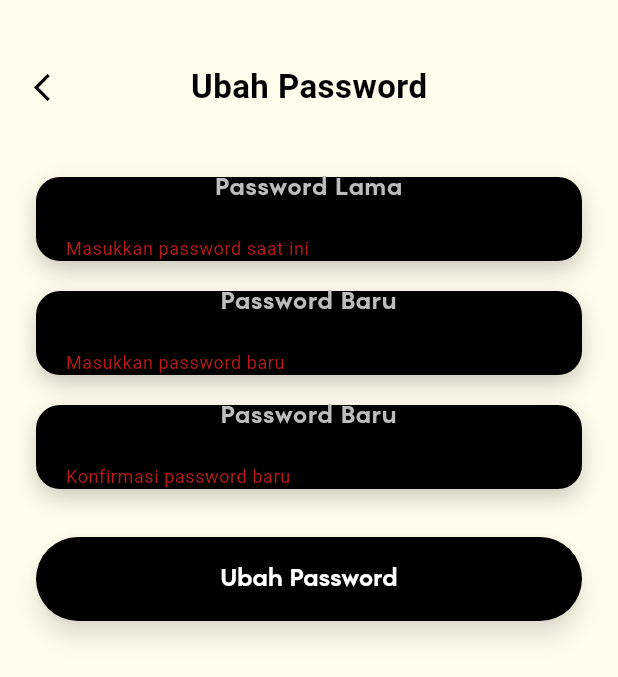
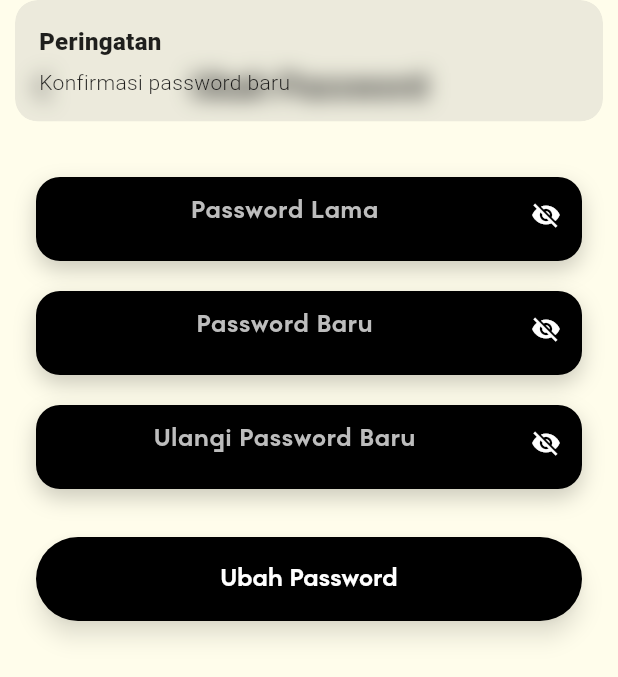
Before and after one commit to habibNurrohmad/ticktask_frontend, a Flutter app: the ChangePasswordView screen opened by its route, after a tap on "Ubah Password", on a phone screen of 412 x 824 dp. Shown: the top 677 px of the screen. Run offline on Flutter 3.47's test engine with Material 3 defaults, Android fonts, the light colour scheme and no system bars; our stand-ins replace get, get_storage, image_picker, table_calendar; accounts and stored records are empty; Roboto replaces fonts that are missing (Rhotek).

Commit message:
Minor Update

```diff
--- a/lib/app/modules/EditTask/controllers/edit_task_controller.dart
+++ b/lib/app/modules/EditTask/controllers/edit_task_controller.dart
@@ -69,7 +69,9 @@ class EditTaskController extends GetxController {
             await Get.find<HomeController>().fetchTasks();
           }
         } catch (_) {}
-
+        // show success message before navigating away
+        Get.snackbar("Berhasil", "Task berhasil diperbarui");
+        await Future.delayed(const Duration(milliseconds: 500));
         // navigate back to Home and rebuild tabs
         Get.offAllNamed(Routes.HOME);
       } else {
--- a/lib/app/modules/change_password/controllers/change_password_controller.dart
+++ b/lib/app/modules/change_password/controllers/change_password_controller.dart
@@ -34,30 +34,36 @@ class ChangePasswordController extends GetxController {
 
   String? validateCurrentPassword(String? value) {
     if (value == null || value.isEmpty) {
-      return 'Masukkan password saat ini';
+      Get.snackbar('Peringatan', 'Masukkan password saat ini');
+      return '';
     }
     return null;
   }
 
   String? validateNewPassword(String? value) {
     if (value == null || value.isEmpty) {
-      return 'Masukkan password baru';
+      Get.snackbar('Peringatan', 'Masukkan password baru');
+      return '';
     }
     if (value.length < 8) {
-      return 'Password minimal 8 karakter';
+      Get.snackbar('Peringatan', 'Password minimal 8 karakter');
+      return '';
     }
     if (value == currentPasswordController.text) {
-      return 'Password baru tidak boleh sama';
+      Get.snackbar('Peringatan', 'Password baru tidak boleh sama');
+      return '';
     }
     return null;
   }
 
   String? validateConfirmPassword(String? value) {
     if (value == null || value.isEmpty) {
-      return 'Konfirmasi password baru';
+      Get.snackbar('Peringatan', 'Konfirmasi password baru');
+      return '';
     }
     if (value != newPasswordController.text) {
-      return 'Konfirmasi password tidak sama';
+      Get.snackbar('Peringatan', 'Konfirmasi password tidak sama');
+      return '';
     }
     return null;
   }
--- a/lib/app/modules/change_password/views/change_password_view.dart
+++ b/lib/app/modules/change_password/views/change_password_view.dart
@@ -1,7 +1,6 @@
 import 'package:flutter/material.dart';
 import 'package:get/get.dart';
 
-import '../../../core/values/app_colors.dart';
 import '../controllers/change_password_controller.dart';
 
 class ChangePasswordView extends GetView<ChangePasswordController> {
@@ -63,7 +62,7 @@ class ChangePasswordView extends GetView<ChangePasswordController> {
               ),
               const SizedBox(height: 20),
               _PasswordField(
-                hint: 'Password Baru',
+                hint: 'Ulangi Password Baru',
                 controller: controller.confirmPasswordController,
                 validator: controller.validateConfirmPassword,
                 obscureText: controller.isObscureConfirm,
@@ -161,6 +160,8 @@ class _PasswordField extends StatelessWidget {
           ),
           textAlign: TextAlign.center,
           decoration: InputDecoration(
+            // Hide error text to avoid layout jump; we use snackbars instead
+            errorStyle: const TextStyle(height: 0, fontSize: 0),
             hintText: hint,
             hintStyle: const TextStyle(
               fontFamily: 'Rothek',
@@ -174,6 +175,15 @@ class _PasswordField extends StatelessWidget {
               horizontal: 20,
               vertical: 16,
             ),
+            suffixIcon: IconButton(
+              onPressed: () => obscureText.value = !obscureText.value,
+              icon: Icon(
+                obscureText.value ? Icons.visibility_off : Icons.visibility,
+                color: Colors.white,
+                size: 20,
+              ),
+              splashRadius: 20,
+            ),
           ),
         ),
       ),
--- a/lib/app/modules/create_new_task/controllers/create_new_task_controller.dart
+++ b/lib/app/modules/create_new_task/controllers/create_new_task_controller.dart
@@ -23,6 +23,11 @@ class CreateNewTaskController extends GetxController {
   Future<void> submitTask() async {
     if (title.value.trim().isEmpty) {
       Get.snackbar("Gagal", "Judul tidak boleh kosong");
+      return;
+    }
+
+    if (deadline.value.trim().isEmpty) {
+      Get.snackbar("Gagal", "Tanggal tidak boleh kosong");
       return;
     }
 
```
Also changed, not shown: lib/app/modules/EditTask/views/edit_task_view.dart (+14 -18 lines), lib/app/modules/create_new_task/views/create_new_task_view.dart (+22 -2 lines).
